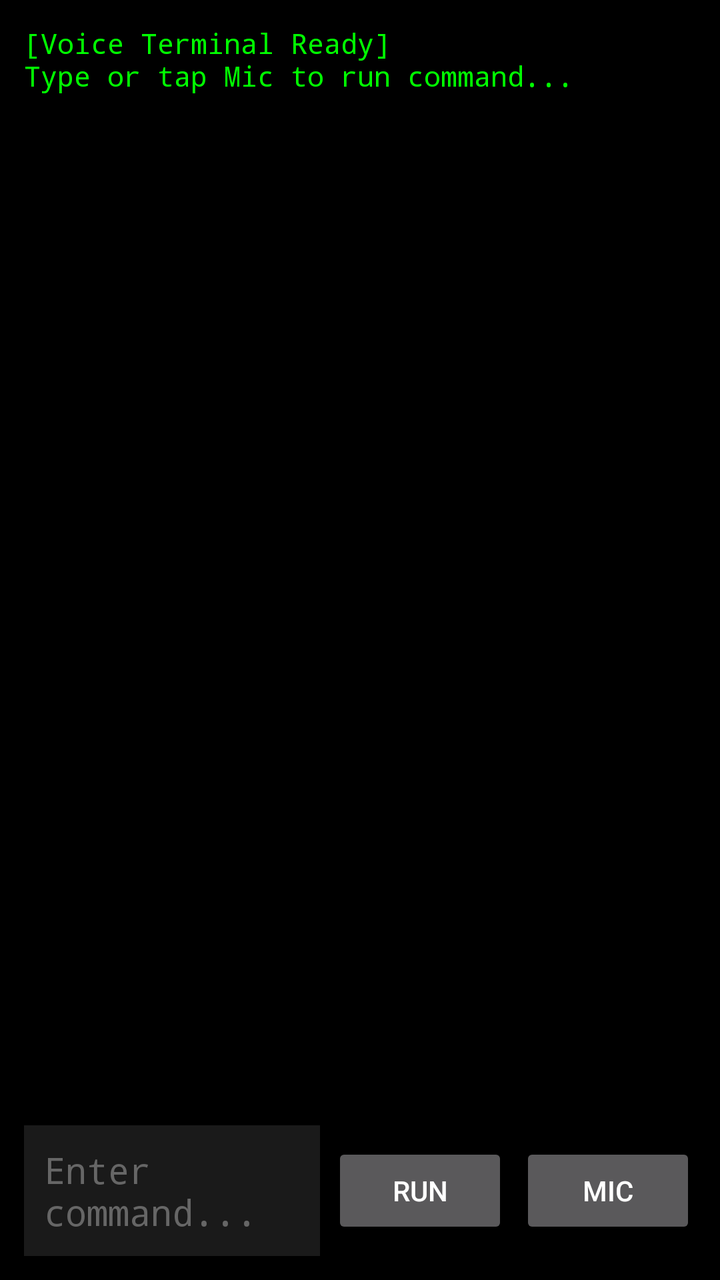
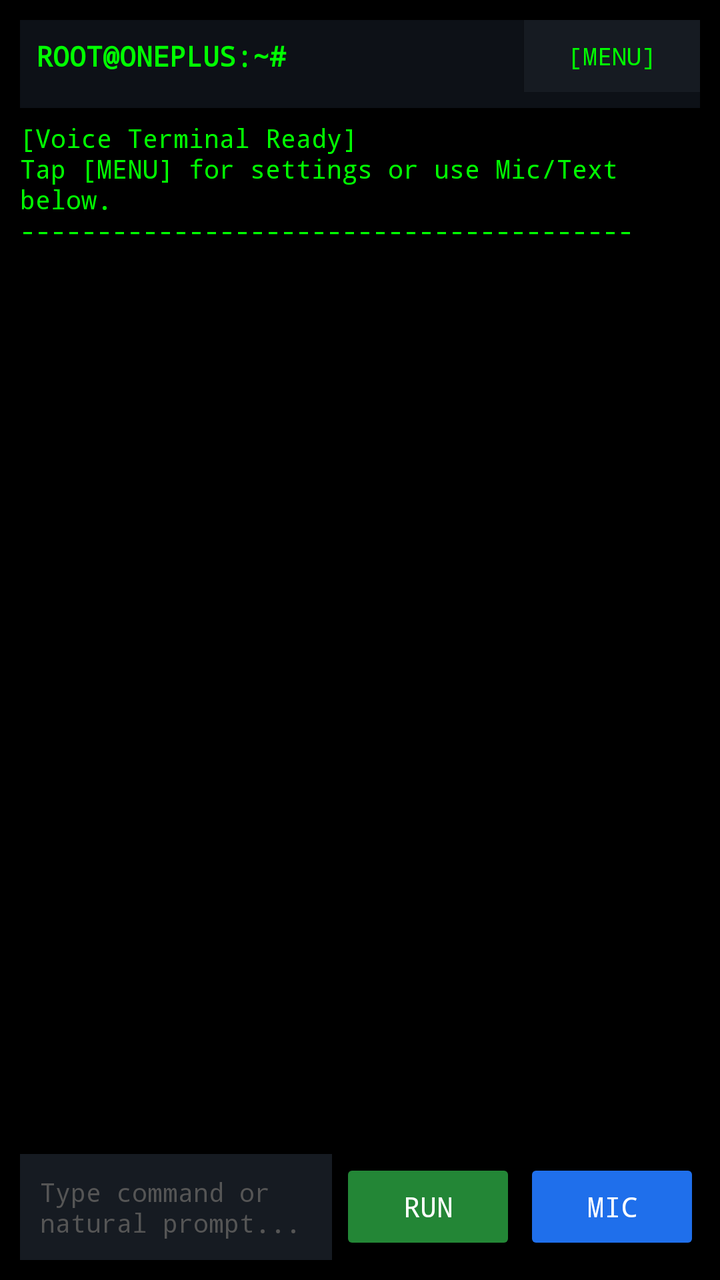

Screens rendered from an Android XML layout before and after an edit, with the pre-edit source and the edit as a unified diff.
<!-- AndroidManifest.xml: application theme Theme.AppCompat.NoActionBar -->
<!-- res/layout/activity_main.xml -->
<?xml version="1.0" encoding="utf-8"?>
<LinearLayout xmlns:android="http://schemas.android.com/apk/res/android"
    android:layout_width="match_parent"
    android:layout_height="match_parent"
    android:background="#000000"
    android:orientation="vertical"
    android:padding="12dp">

    <ScrollView
        android:id="@+id/scrollView"
        android:layout_width="match_parent"
        android:layout_height="0dp"
        android:layout_weight="1">

        <TextView
            android:id="@+id/tvTerminalOutput"
            android:layout_width="match_parent"
            android:layout_height="wrap_content"
            android:fontFamily="monospace"
            android:textColor="#00FF00"
            android:textSize="14sp"
            android:text="[Voice Terminal Ready]\nType or tap Mic to run command...\n\n" />
    </ScrollView>

    <LinearLayout
        android:layout_width="match_parent"
        android:layout_height="wrap_content"
        android:orientation="horizontal"
        android:gravity="center_vertical">

        <EditText
            android:id="@+id/etCommandInput"
            android:layout_width="0dp"
            android:layout_height="wrap_content"
            android:layout_weight="1"
            android:background="#1A1A1A"
            android:fontFamily="monospace"
            android:hint="Enter command..."
            android:padding="10dp"
            android:textColor="#FFFFFF"
            android:textColorHint="#666666" />

        <Button
            android:id="@+id/btnSend"
            android:layout_width="wrap_content"
            android:layout_height="wrap_content"
            android:layout_marginStart="6dp"
            android:text="Run" />

        <Button
            android:id="@+id/btnMic"
            android:layout_width="wrap_content"
            android:layout_height="wrap_content"
            android:layout_marginStart="6dp"
            android:text="Mic" />
    </LinearLayout>

</LinearLayout>
<!-- resources referenced by this layout -->
<resources>

</resources>

<!-- the commit's change to res/layout/activity_main.xml (unified diff, before → after) -->
@@ -4,13 +4,47 @@
     android:layout_height="match_parent"
     android:background="#000000"
     android:orientation="vertical"
-    android:padding="12dp">
+    android:padding="10dp">
 
+    
+    <LinearLayout
+        android:layout_width="match_parent"
+        android:layout_height="wrap_content"
+        android:orientation="horizontal"
+        android:gravity="center_vertical"
+        android:paddingBottom="8dp"
+        android:background="#0D1117">
+
+        <TextView
+            android:layout_width="0dp"
+            android:layout_height="wrap_content"
+            android:layout_weight="1"
+            android:fontFamily="monospace"
+            android:text="ROOT@ONEPLUS:~#"
+            android:textColor="#00FF00"
+            android:textSize="14sp"
+            android:paddingStart="8dp"
+            android:textStyle="bold" />
+
+        <Button
+            android:id="@+id/btnMenu"
+            android:layout_width="wrap_content"
+            android:layout_height="36dp"
+            android:background="#161B22"
+            android:fontFamily="monospace"
+            android:text="[MENU]"
+            android:textColor="#00FF00"
+            android:textSize="12sp"
+            android:paddingHorizontal="12dp" />
+    </LinearLayout>
+
+    
     <ScrollView
         android:id="@+id/scrollView"
         android:layout_width="match_parent"
         android:layout_height="0dp"
-        android:layout_weight="1">
+        android:layout_weight="1"
+        android:paddingVertical="6dp">
 
         <TextView
             android:id="@+id/tvTerminalOutput"
@@ -18,10 +52,11 @@
             android:layout_height="wrap_content"
             android:fontFamily="monospace"
             android:textColor="#00FF00"
-            android:textSize="14sp"
-            android:text="[Voice Terminal Ready]\nType or tap Mic to run command...\n\n" />
+            android:textSize="13sp"
+            android:text="[Voice Terminal Ready]\nTap [MENU] for settings or use Mic/Text below.\n----------------------------------------\n\n" />
     </ScrollView>
 
+    
     <LinearLayout
         android:layout_width="match_parent"
         android:layout_height="wrap_content"
@@ -33,26 +68,33 @@
             android:layout_width="0dp"
             android:layout_height="wrap_content"
             android:layout_weight="1"
-            android:background="#1A1A1A"
+            android:background="#161B22"
             android:fontFamily="monospace"
-            android:hint="Enter command..."
+            android:hint="Type command or natural prompt..."
             android:padding="10dp"
             android:textColor="#FFFFFF"
-            android:textColorHint="#666666" />
+            android:textColorHint="#555555"
+            android:textSize="13sp" />
 
         <Button
             android:id="@+id/btnSend"
             android:layout_width="wrap_content"
             android:layout_height="wrap_content"
-            android:layout_marginStart="6dp"
-            android:text="Run" />
+            android:layout_marginStart="4dp"
+            android:backgroundTint="#238636"
+            android:fontFamily="monospace"
+            android:text="Run"
+            android:textColor="#FFFFFF" />
 
         <Button
             android:id="@+id/btnMic"
             android:layout_width="wrap_content"
             android:layout_height="wrap_content"
-            android:layout_marginStart="6dp"
-            android:text="Mic" />
+            android:layout_marginStart="4dp"
+            android:backgroundTint="#1F6FEB"
+            android:fontFamily="monospace"
+            android:text="Mic"
+            android:textColor="#FFFFFF" />
     </LinearLayout>
 
 </LinearLayout>
